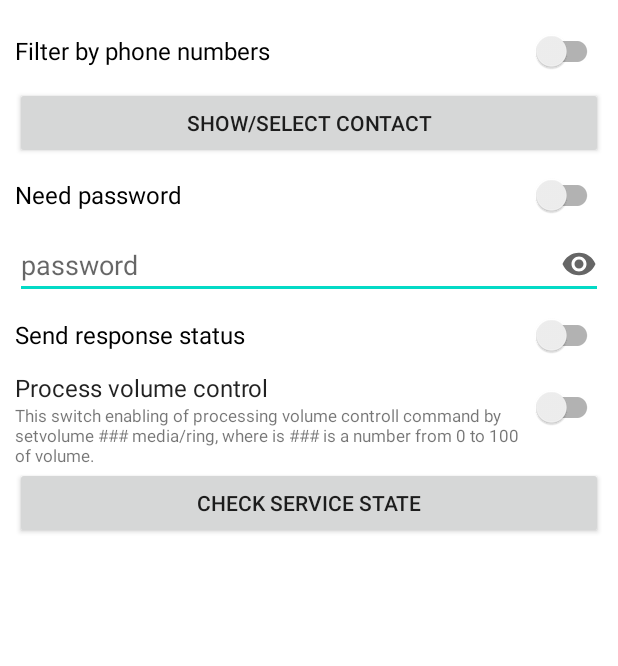
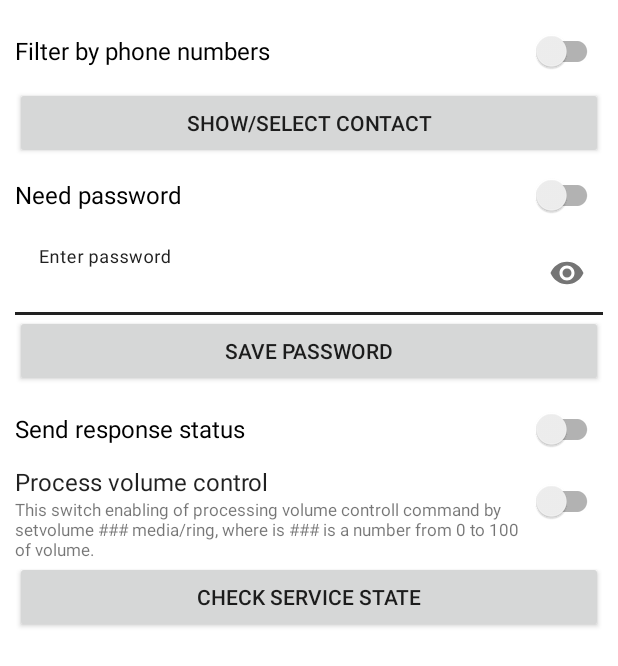
Before and after one commit to EugenySychev/SmsRemoteControl, an Android app: the layout activity_main.xml on its own in the app's theme, with its tools: preview values and no code run, on a phone screen of 412 x 824 dp. Shown: the top 666 px of the screen. Run offline under Robolectric (Android 15) with nearby library versions, the phone set to English and light mode, and no system bars.

Commit message:
Update some ui stuff

```diff
--- a/app/src/main/res/layout/activity_main.xml
+++ b/app/src/main/res/layout/activity_main.xml
@@ -3,6 +3,7 @@
     xmlns:tools="http://schemas.android.com/tools"
     android:layout_width="match_parent"
     android:layout_height="match_parent"
+    xmlns:app="http://schemas.android.com/apk/res-auto"
     tools:context=".MainActivity">
 
     <LinearLayout
@@ -33,13 +34,26 @@
             android:text="@string/need_password"
             android:id="@+id/needPasswordSwitch"/>
 
-        <androidx.appcompat.widget.AppCompatEditText
-            android:id="@+id/passwordEdit"
+        <com.google.android.material.textfield.TextInputLayout
+            android:id="@+id/etPasswordLayout"
             android:layout_width="match_parent"
             android:layout_height="wrap_content"
-            android:drawableEnd="@drawable/ic_baseline_visibility_24"
-            android:hint="@string/password"
-            android:inputType="textVisiblePassword" />
+            app:passwordToggleEnabled="true"
+            android:layout_marginBottom="@dimen/login_spacing_bottom">
+
+            <com.google.android.material.textfield.TextInputEditText
+                android:id="@+id/passwordEdit"
+                android:layout_width="match_parent"
+                android:layout_height="wrap_content"
+                android:hint="@string/fragment_login_password_hint"
+                android:inputType="textPassword"
+                android:background="@color/design_default_color_background"/>
+            <androidx.appcompat.widget.AppCompatButton
+                android:layout_width="match_parent"
+                android:layout_height="wrap_content"
+                android:id="@+id/savePasswordButton"
+                android:text="@string/save_password"/>
+        </com.google.android.material.textfield.TextInputLayout>
 
         <androidx.appcompat.widget.SwitchCompat
             android:id="@+id/responseSwitch"
--- a/app/src/main/res/values/dimens.xml
+++ b/app/src/main/res/values/dimens.xml
@@ -1,4 +1,5 @@
 <?xml version="1.0" encoding="utf-8"?>
 <resources>
     <dimen name="layout_padding">10dp</dimen>
+    <dimen name="login_spacing_bottom">4dp</dimen>
 </resources>
--- a/app/src/main/res/values/strings.xml
+++ b/app/src/main/res/values/strings.xml
@@ -9,4 +9,6 @@
     <string name="send_response_status">Send response status</string>
     <string name="check_service_state">Check service state</string>
     <string name="increase">Add</string>
+    <string name="fragment_login_password_hint">Enter password</string>
+    <string name="save_password">Save password</string>
 </resources>
```
Also changed, not shown: app/src/main/java/com/sychev/smsremotecontrol/MainActivity.java (+29 -3 lines), app/src/main/java/com/sychev/smsremotecontrol/data/SettingsStore.java (+20 -0 lines).
